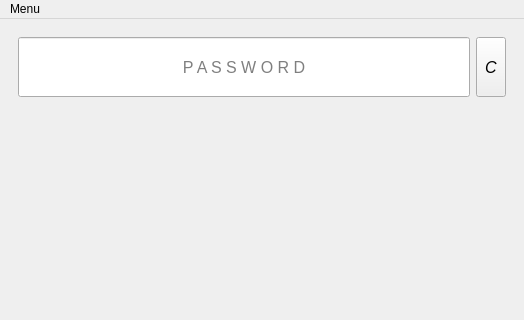
Above: gui/home.ui from EnesUGR/PasswordGen before the change; both pictures show x 0 to 524 and y 0 to 320 of the 524 by 599 pixel window. Below: the same form after it.
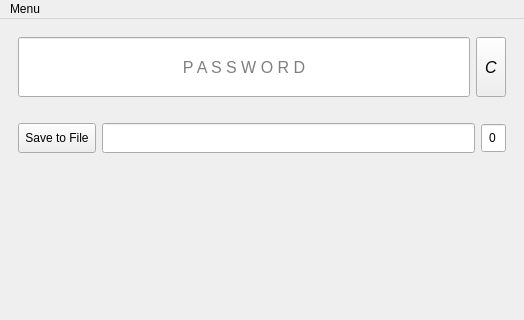
That is the form after the change.

What changed in the file:
```diff
--- a/gui/home.ui
+++ b/gui/home.ui
@@ -90,6 +90,70 @@
           </item>
          </layout>
         </item>
+        <item>
+         <layout class="QHBoxLayout" name="horizontalLayout_11">
+          <property name="topMargin">
+           <number>20</number>
+          </property>
+          <item>
+           <widget class="QToolButton" name="toolButton_toFile">
+            <property name="enabled">
+             <bool>true</bool>
+            </property>
+            <property name="minimumSize">
+             <size>
+              <width>0</width>
+              <height>30</height>
+             </size>
+            </property>
+            <property name="cursor">
+             <cursorShape>PointingHandCursor</cursorShape>
+            </property>
+            <property name="text">
+             <string>Save to File</string>
+            </property>
+           </widget>
+          </item>
+          <item>
+           <widget class="QLineEdit" name="lineEdit_toFilePath">
+            <property name="enabled">
+             <bool>true</bool>
+            </property>
+            <property name="minimumSize">
+             <size>
+              <width>0</width>
+              <height>30</height>
+             </size>
+            </property>
+            <property name="readOnly">
+             <bool>true</bool>
+            </property>
+           </widget>
+          </item>
+          <item>
+           <widget class="QSpinBox" name="spinBox_toFileAmount">
+            <property name="minimumSize">
+             <size>
+              <width>0</width>
+              <height>30</height>
+             </size>
+            </property>
+            <property name="toolTip">
+             <string>Maximum: 99</string>
+            </property>
+            <property name="alignment">
+             <set>Qt::AlignCenter</set>
+            </property>
+            <property name="buttonSymbols">
+             <enum>QAbstractSpinBox::NoButtons</enum>
+            </property>
+            <property name="maximum">
+             <number>99</number>
+            </property>
+           </widget>
+          </item>
+         </layout>
+        </item>
         <item>
          <spacer name="verticalSpacer">
           <property name="orientation">
```
